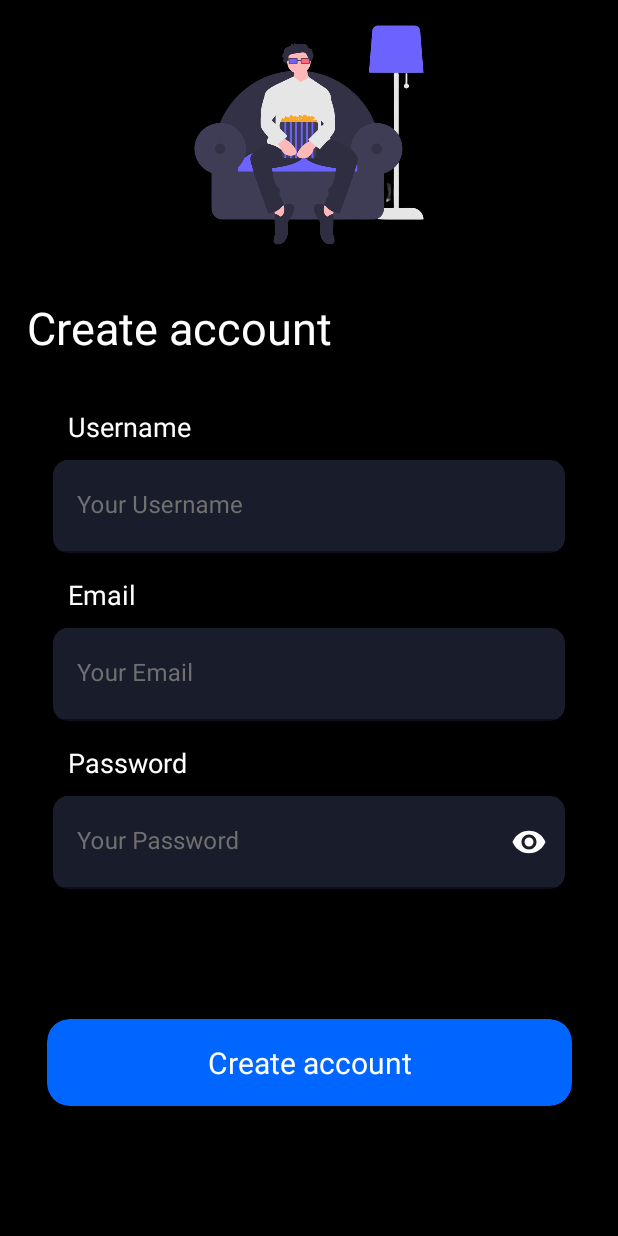
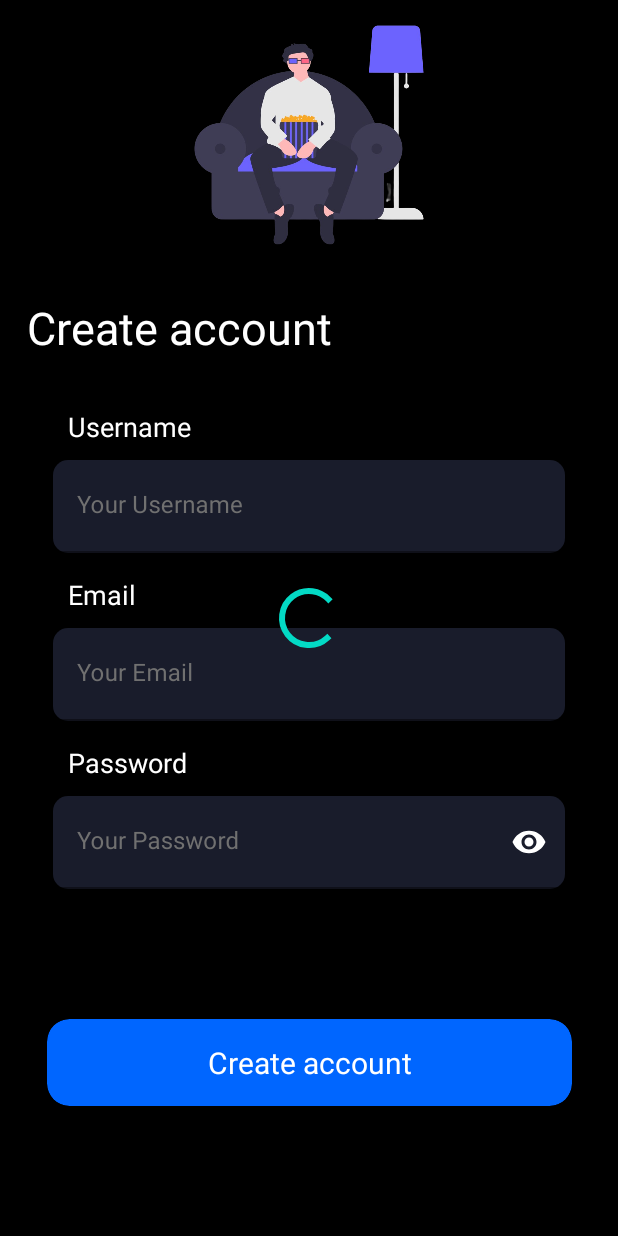
Before and after one commit to IbrahemKhaled74/Movie, an Android app: the Registration screen opened through its navigation route, on a phone screen of 412 x 824 dp. Run offline under Robolectric (Android 15) with nearby library versions, the phone set to English and light mode, and no system bars; our stand-ins replace Firebase (no records; nobody signed in at launch, a user with empty details on screens opened directly), data binding; 8 statements that could not run were skipped.

Commit message:
Login With Email

```diff
--- a/app/src/main/java/com/example/movie/Extensions.kt
+++ b/app/src/main/java/com/example/movie/Extensions.kt
@@ -1,12 +1,13 @@
 package com.example.movie
 
 import android.app.Activity
+import android.content.Context
 import android.widget.Toast
 
 object Extensions {
 
-    fun Activity.toast(msg: String){
-        Toast.makeText(this, msg, Toast.LENGTH_LONG).show()
+    fun toastMessage(context:Context,msg: String){
+        Toast.makeText(context, msg, Toast.LENGTH_LONG).show()
     }
 
 
--- a/app/src/main/java/com/example/movie/email_login/EmailLogin.kt
+++ b/app/src/main/java/com/example/movie/email_login/EmailLogin.kt
@@ -6,6 +6,7 @@ import android.view.LayoutInflater
 import android.view.View
 import android.view.ViewGroup
 import androidx.databinding.DataBindingUtil
+import androidx.navigation.fragment.findNavController
 import com.example.movie.R
 import com.example.movie.databinding.FragmentEmailLoginBinding
 
@@ -19,6 +20,9 @@ class EmailLogin : Fragment() {
     ): View? {
         // Inflate the layout for this fragment
         bind= DataBindingUtil.inflate(inflater, R.layout.fragment_email_login, container, false)
+        bind.signUp.setOnClickListener {
+            findNavController().navigate(R.id.action_emailLogin_to_mainFragment)
+        }
         return bind.root
     }
 
--- /dev/null
+++ b/app/src/main/java/com/example/movie/registration/Navigator.kt
@@ -0,0 +1,5 @@
+package com.example.movie.registration
+
+interface Navigator {
+    fun goToMainFragment()
+}
--- a/app/src/main/java/com/example/movie/registration/Registration.kt
+++ b/app/src/main/java/com/example/movie/registration/Registration.kt
@@ -9,12 +9,14 @@ import android.view.ViewGroup
 import android.widget.Toast
 import androidx.databinding.DataBindingUtil
 import androidx.fragment.app.viewModels
+import androidx.navigation.fragment.findNavController
 import com.example.movie.Extensions
+import com.example.movie.Extensions.toastMessage
 import com.example.movie.FirebaseUtils
 import com.example.movie.R
 import com.example.movie.databinding.FragmentRegesterationBinding
 
-class Registration : Fragment() {
+class Registration : Fragment(),Navigator {
     lateinit var bind:FragmentRegesterationBinding
     val registrationViewModel: RegistrationViewModel by viewModels()
     override fun onCreateView(
@@ -23,8 +25,19 @@ class Registration : Fragment() {
     ): View? {
         // Inflate the layout for this fragment
         bind=DataBindingUtil.inflate(layoutInflater,R.layout.fragment_regesteration, container, false)
+        bind.vm=registrationViewModel
+        registrationViewModel.navigator=this
+        showMessage()
+        return bind.root
+    }
+    private fun showMessage(){
+        registrationViewModel.message.observe(viewLifecycleOwner){
+            toastMessage(requireContext(),it)
+        }
+    }
 
-        return bind.root
+    override fun goToMainFragment() {
+        findNavController().navigate(R.id.action_registration_to_mainFragment)
     }
 
 }
--- a/app/src/main/java/com/example/movie/registration/RegistrationViewModel.kt
+++ b/app/src/main/java/com/example/movie/registration/RegistrationViewModel.kt
@@ -20,6 +20,7 @@ class RegistrationViewModel:ViewModel() {
     val passwordError=ObservableField<String>()
     val loading=MutableLiveData<Boolean>()
     val message=MutableLiveData<String>()
+    var navigator:Navigator?=null
 
 
     fun createAccount(){
@@ -40,6 +41,7 @@ class RegistrationViewModel:ViewModel() {
                     task->
                     if(task.isSuccessful){
                         message.value="Successfully Sign In"
+                        navigator?.goToMainFragment()
                     }else{
                         message.value="Failed to Sign In"
                     }
--- a/app/src/main/res/layout/fragment_regesteration.xml
+++ b/app/src/main/res/layout/fragment_regesteration.xml
@@ -183,7 +183,6 @@
             android:layout_height="wrap_content"
             android:backgroundTint="@color/blue"
             app:cardCornerRadius="15dp"
-
             android:onClick="@{()->VM.createAccount()}"
             app:cardElevation="20dp"
             app:layout_constraintBottom_toBottomOf="parent"
@@ -209,6 +208,15 @@
 
         </androidx.cardview.widget.CardView>
 
+        <ProgressBar
+            android:layout_width="wrap_content"
+            android:layout_height="wrap_content"
+            app:showLoading="@{VM.loading}"
+            app:layout_constraintBottom_toBottomOf="parent"
+            app:layout_constraintEnd_toEndOf="parent"
+            app:layout_constraintStart_toStartOf="parent"
+            app:layout_constraintTop_toTopOf="parent" />
+
 
     </androidx.constraintlayout.widget.ConstraintLayout>
 </layout>
--- a/app/src/main/res/navigation/nav_graph.xml
+++ b/app/src/main/res/navigation/nav_graph.xml
@@ -37,7 +37,13 @@
         android:id="@+id/emailLogin"
         android:name="com.example.movie.email_login.EmailLogin"
         android:label="fragment_email_login"
-        tools:layout="@layout/fragment_email_login" />
+        tools:layout="@layout/fragment_email_login" >
+        <action
+            android:id="@+id/action_emailLogin_to_mainFragment"
+            app:destination="@id/mainFragment"
+            app:popUpTo="@id/login"
+            app:popUpToInclusive="true" />
+    </fragment>
     <fragment
         android:id="@+id/viewPager"
         android:name="com.example.movie.onboarding.ViewPager"
@@ -55,5 +61,16 @@
         android:name="com.example.movie.registration.Registration"
         android:label="Registration"
         tools:layout="@layout/fragment_regesteration"
-        />
+        >
+        <action
+            android:id="@+id/action_registration_to_mainFragment"
+            app:destination="@id/mainFragment"
+            app:popUpTo="@id/login"
+            app:popUpToInclusive="true" />
+    </fragment>
+    <fragment
+        android:id="@+id/mainFragment"
+        android:name="com.example.movie.MainFragment"
+        android:label="fragment_main"
+        tools:layout="@layout/fragment_main" />
 </navigation>
```
Also changed, not shown: app/src/main/java/com/example/movie/BindingAdaptor.kt (+7 -0 lines), app/src/main/java/com/example/movie/MainFragment.kt (added, +18 -0 lines), app/src/main/res/layout/fragment_main.xml (added, +14 -0 lines).
